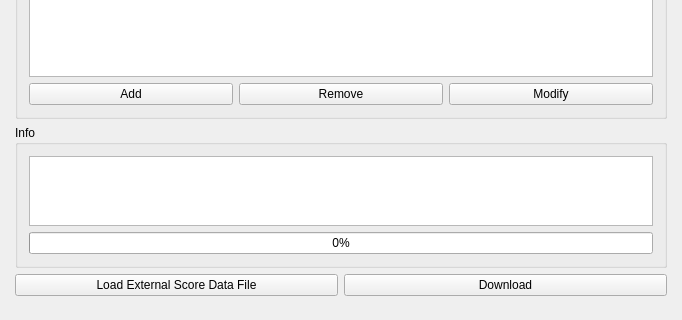
This is qt-project/mainwindow.ui in eeyrw/midi-to-hex-qt as Qt 5 draws it before an edit; both pictures show x 0 to 682 and y 242 to 562 of the 682 by 562 pixel window. The edited form follows.
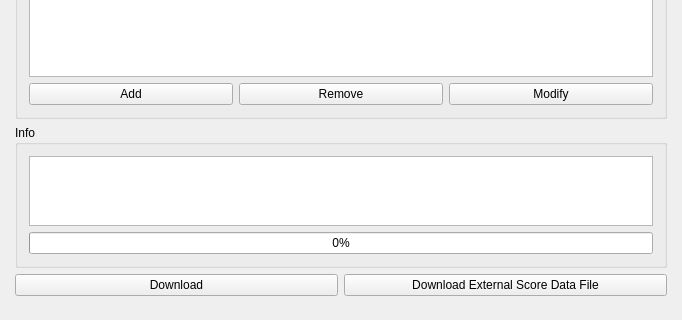
This is the edited form. Custom widgets are drawn as their Qt base class.

Patch:
```diff
--- a/qt-project/mainwindow.ui
+++ b/qt-project/mainwindow.ui
@@ -205,16 +205,6 @@
       <property name="bottomMargin">
        <number>0</number>
       </property>
-      <item>
-       <widget class="QPushButton" name="loadScoreDataFileButton">
-        <property name="acceptDrops">
-         <bool>true</bool>
-        </property>
-        <property name="text">
-         <string>Load External Score Data File</string>
-        </property>
-       </widget>
-      </item>
       <item>
        <widget class="QPushButton" name="downloadButton">
         <property name="sizePolicy">
@@ -231,6 +221,16 @@
         </property>
        </widget>
       </item>
+      <item>
+       <widget class="QPushButton" name="loadScoreDataFileButton">
+        <property name="acceptDrops">
+         <bool>true</bool>
+        </property>
+        <property name="text">
+         <string>Download External Score Data File</string>
+        </property>
+       </widget>
+      </item>
      </layout>
     </item>
    </layout>
```
Left out of the diff: 2 changed lines with no effect on the pictures.
